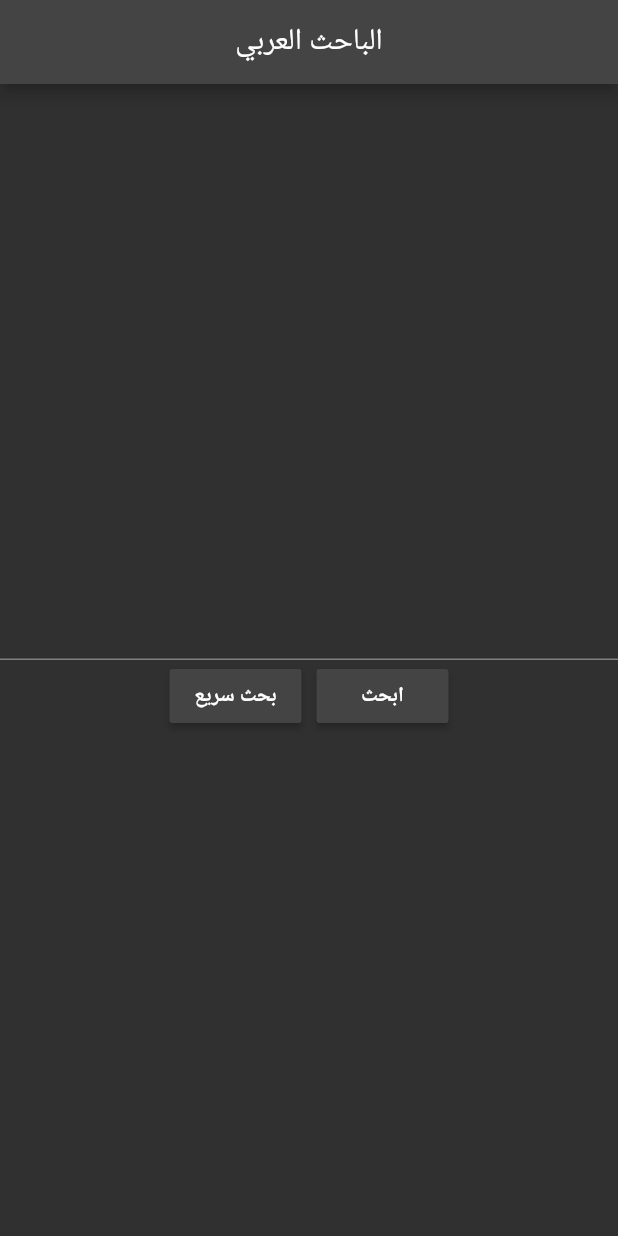
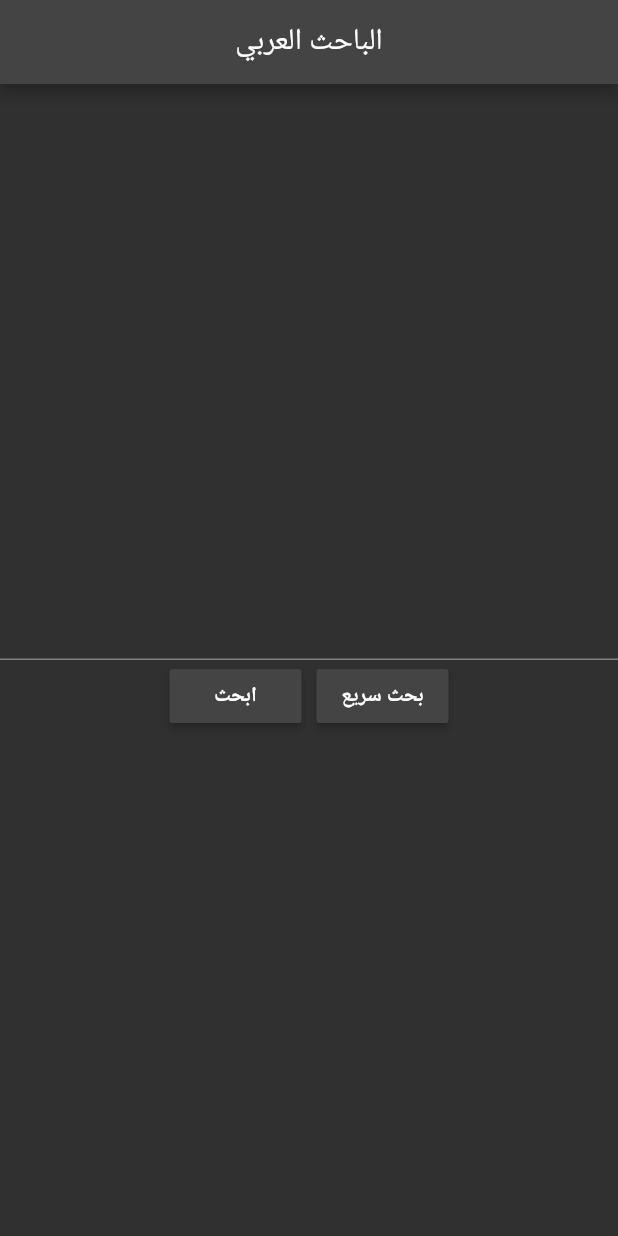
Before and after one commit to nnnaif/baheth-app, a Flutter app: the screen it shows after launch, after a tap on "بحث سريع", on a phone screen of 412 x 824 dp. Run offline on Flutter 3.47's test engine with Material 2 defaults, Android fonts, the phone set to English and light mode, and no system bars; missing offline and left inert: simple_html_css.

```diff
--- a/lib/screens/main_screen.dart
+++ b/lib/screens/main_screen.dart
@@ -1,9 +1,15 @@
 import 'package:flutter/material.dart';
 import '../utils/def_utils.dart';
 import 'results_screen.dart';
-import 'quick_result_screen.dart';
+import 'single_result_screen.dart';
 
-class MainScreen extends StatelessWidget {
+class MainScreen extends StatefulWidget {
+  @override
+  _MainScreenState createState() => _MainScreenState();
+}
+
+class _MainScreenState extends State<MainScreen> {
+  String searchTerm;
   @override
   Widget build(BuildContext context) {
     return SafeArea(
@@ -19,19 +25,21 @@ class MainScreen extends StatelessWidget {
               mainAxisAlignment: MainAxisAlignment.center,
               children: [
                 TextField(
-                  onChanged: (input) {},
+                  onChanged: (input) {
+                    searchTerm = input;
+                  },
                 ),
                 Row(
                   mainAxisAlignment: MainAxisAlignment.center,
                   children: [
                     SearchButton(
-                      searchType: SearchType.detailed,
-                    ),
+                        searchType: SearchType.quick, searchTerm: searchTerm),
                     SizedBox(
                       width: 10.0,
                     ),
                     SearchButton(
-                      searchType: SearchType.quick,
+                      searchType: SearchType.detailed,
+                      searchTerm: searchTerm,
                     ),
                   ],
                 )
@@ -50,21 +58,25 @@ enum SearchType { detailed, quick }
 // quick result screen or a detailed results screen
 class SearchButton extends StatelessWidget {
   final SearchType searchType;
+  final String searchTerm;
 
-  SearchButton({@required this.searchType});
+  SearchButton({@required this.searchType, @required this.searchTerm});
 
   @override
   Widget build(BuildContext context) {
     return MaterialButton(
       color: Color(0xff444444),
       onPressed: () async {
-        List response = await getDefintion('جعله');
+        List response = await getDefintion(searchTerm);
         Navigator.push(
           context,
           MaterialPageRoute(
             builder: (context) => searchType == SearchType.quick
-                ? SingleResultScreen(result: response)
-                : ResultsScreen(result: response),
+                ? SingleResultScreen(result: response[0])
+                : ResultsScreen(
+                    results: response,
+                    searchTerm: searchTerm,
+                  ),
           ),
         );
       },
--- a/lib/screens/quick_result_screen.dart
+++ b/lib/screens/single_result_screen.dart
@@ -2,7 +2,7 @@ import 'package:flutter/material.dart';
 import '../utils/def_utils.dart';
 
 class SingleResultScreen extends StatelessWidget {
-  final List result;
+  final Map result;
   SingleResultScreen({@required this.result});
 
   @override
@@ -12,14 +12,14 @@ class SingleResultScreen extends StatelessWidget {
         textDirection: TextDirection.rtl,
         child: Scaffold(
           appBar: AppBar(
-            title: Text('${result[0]['root']} (${result[0]['source']})'),
+            title: Text('${result['root']} (${result['source']})'),
           ),
           body: Container(
             padding: EdgeInsets.all(5.0),
             color: Colors.white,
             child: SingleChildScrollView(
               child: RichText(
-                text: highlightDefinition(context, result[0]['content']),
+                text: highlightDefinition(context, result['content']),
               ),
             ),
           ),
--- a/lib/utils/def_utils.dart
+++ b/lib/utils/def_utils.dart
@@ -13,9 +13,9 @@ Future<dynamic> getDefintion(String word) async {
   var contents = await rootBundle.loadString('assets/data.json');
   final decoded = json.decode(contents.substring(5, contents.length - 1));
 
-  // http.Response res =
-  //     await http.get('http://137.74.130.161/rest/baheth/api/$word');
-  // final decoded = json.decode(res.body.substring(5, res.body.length - 1));
+  /* http.Response res =
+      await http.get('http://137.74.130.161/rest/baheth/api/$word');
+  final decoded = json.decode(res.body.substring(5, res.body.length - 1)); */
   return decoded['results'];
 }
 
```
Also changed, not shown: lib/screens/results_screen.dart (+25 -12 lines).
